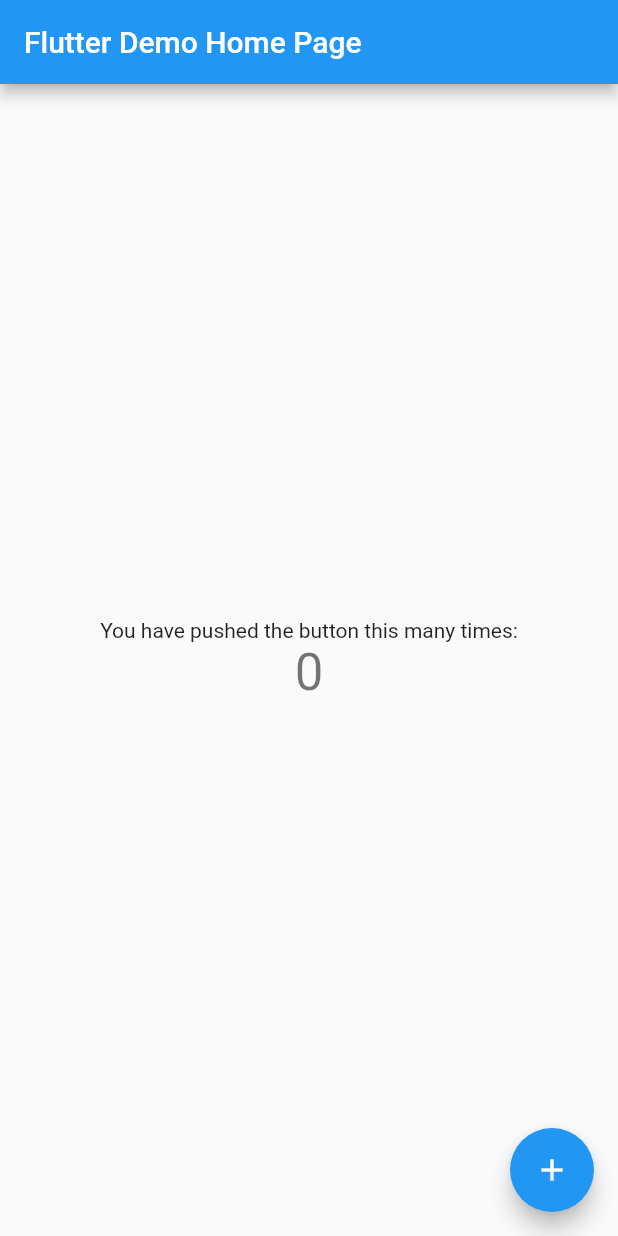
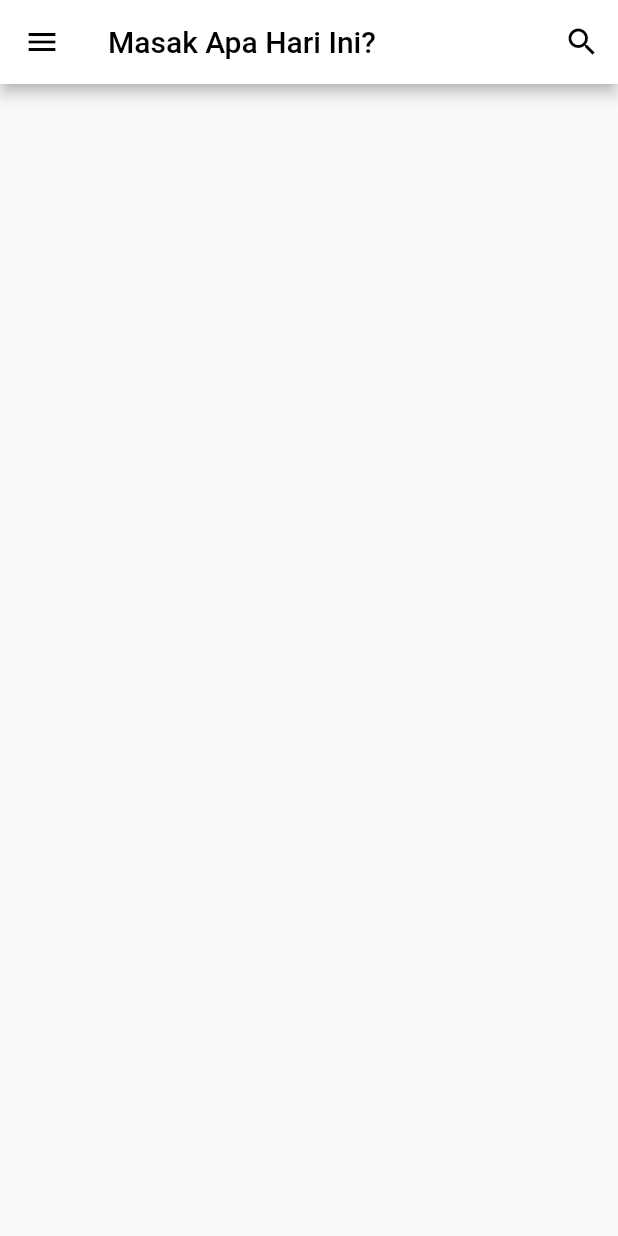
Before and after one commit to NikarashiHatsu/masak-apa-hari-ini-flutter, a Flutter app: the screen it shows after launch, on a phone screen of 412 x 824 dp. Run offline on Flutter 3.47's test engine with Material 2 defaults, Android fonts, the phone set to English and light mode, and no system bars.

Commit message:
chore: added drawer

```diff
--- a/lib/main.dart
+++ b/lib/main.dart
@@ -1,113 +1,18 @@
 import 'package:flutter/material.dart';
+import 'package:masak_apa_hari_ini/main_screen.dart';
 
-void main() {
-  runApp(MyApp());
+void main(List<String> args) {
+  runApp(MasakApaHariIniApp());
 }
 
-class MyApp extends StatelessWidget {
-  // This widget is the root of your application.
+class MasakApaHariIniApp extends StatelessWidget {
+  const MasakApaHariIniApp({Key? key}) : super(key: key);
+
   @override
   Widget build(BuildContext context) {
     return MaterialApp(
-      title: 'Flutter Demo',
-      theme: ThemeData(
-        // This is the theme of your application.
-        //
-        // Try running your application with "flutter run". You'll see the
-        // application has a blue toolbar. Then, without quitting the app, try
-        // changing the primarySwatch below to Colors.green and then invoke
-        // "hot reload" (press "r" in the console where you ran "flutter run",
-        // or simply save your changes to "hot reload" in a Flutter IDE).
-        // Notice that the counter didn't reset back to zero; the application
-        // is not restarted.
-        primarySwatch: Colors.blue,
-      ),
-      home: MyHomePage(title: 'Flutter Demo Home Page'),
+      home: MainScreen(),
+      title: 'Masak Apa Hari Ini?',
     );
   }
 }
-
-class MyHomePage extends StatefulWidget {
-  MyHomePage({Key? key, required this.title}) : super(key: key);
-
-  // This widget is the home page of your application. It is stateful, meaning
-  // that it has a State object (defined below) that contains fields that affect
-  // how it looks.
-
-  // This class is the configuration for the state. It holds the values (in this
-  // case the title) provided by the parent (in this case the App widget) and
-  // used by the build method of the State. Fields in a Widget subclass are
-  // always marked "final".
-
-  final String title;
-
-  @override
-  _MyHomePageState createState() => _MyHomePageState();
-}
-
-class _MyHomePageState extends State<MyHomePage> {
-  int _counter = 0;
-
-  void _incrementCounter() {
-    setState(() {
-      // This call to setState tells the Flutter framework that something has
-      // changed in this State, which causes it to rerun the build method below
-      // so that the display can reflect the updated values. If we changed
-      // _counter without calling setState(), then the build method would not be
-      // called again, and so nothing would appear to happen.
-      _counter++;
-    });
-  }
-
-  @override
-  Widget build(BuildContext context) {
-    // This method is rerun every time setState is called, for instance as done
-    // by the _incrementCounter method above.
-    //
-    // The Flutter framework has been optimized to make rerunning build methods
-    // fast, so that you can just rebuild anything that needs updating rather
-    // than having to individually change instances of widgets.
-    return Scaffold(
-      appBar: AppBar(
-        // Here we take the value from the MyHomePage object that was created by
-        // the App.build method, and use it to set our appbar title.
-        title: Text(widget.title),
-      ),
-      body: Center(
-        // Center is a layout widget. It takes a single child and positions it
-        // in the middle of the parent.
-        child: Column(
-          // Column is also a layout widget. It takes a list of children and
-          // arranges them vertically. By default, it sizes itself to fit its
-          // children horizontally, and tries to be as tall as its parent.
-          //
-          // Invoke "debug painting" (press "p" in the console, choose the
-          // "Toggle Debug Paint" action from the Flutter Inspector in Android
-          // Studio, or the "Toggle Debug Paint" command in Visual Studio Code)
-          // to see the wireframe for each widget.
-          //
-          // Column has various properties to control how it sizes itself and
-          // how it positions its children. Here we use mainAxisAlignment to
-          // center the children vertically; the main axis here is the vertical
-          // axis because Columns are vertical (the cross axis would be
-          // horizontal).
-          mainAxisAlignment: MainAxisAlignment.center,
-          children: <Widget>[
-            Text(
-              'You have pushed the button this many times:',
-            ),
-            Text(
-              '$_counter',
-              style: Theme.of(context).textTheme.headline4,
-            ),
-          ],
-        ),
-      ),
-      floatingActionButton: FloatingActionButton(
-        onPressed: _incrementCounter,
-        tooltip: 'Increment',
-        child: Icon(Icons.add),
-      ), // This trailing comma makes auto-formatting nicer for build methods.
-    );
-  }
-}
--- /dev/null
+++ b/lib/main_screen.dart
@@ -0,0 +1,49 @@
+import 'package:flutter/material.dart';
+
+class MainScreen extends StatefulWidget {
+  const MainScreen({Key? key}) : super(key: key);
+
+  @override
+  _MainScreenState createState() => _MainScreenState();
+}
+
+class _MainScreenState extends State<MainScreen> {
+  final GlobalKey<ScaffoldState> _scaffoldKey = GlobalKey<ScaffoldState>();
+
+  @override
+  Widget build(BuildContext context) {
+    // Main Screen
+    return Scaffold(
+      key: _scaffoldKey,
+      appBar: AppBar(
+        title:
+            Text('Masak Apa Hari Ini?', style: TextStyle(color: Colors.black)),
+        leading: IconButton(
+          icon: Icon(Icons.menu, color: Colors.black),
+          onPressed: () => _scaffoldKey.currentState!.openDrawer(),
+        ),
+        backgroundColor: Colors.white,
+        actions: <Widget>[
+          IconButton(
+            icon: Icon(Icons.search, color: Colors.black),
+            onPressed: () => print('Search'),
+          )
+        ],
+      ),
+      drawer: Drawer(
+        child: Center(
+          child: Column(
+            mainAxisAlignment: MainAxisAlignment.center,
+            children: <Widget>[
+              const Text('This is the Drawer'),
+              ElevatedButton(
+                onPressed: () => Navigator.of(context).pop(),
+                child: const Text('Close Drawer'),
+              ),
+            ],
+          ),
+        ),
+      ),
+    );
+  }
+}
```
